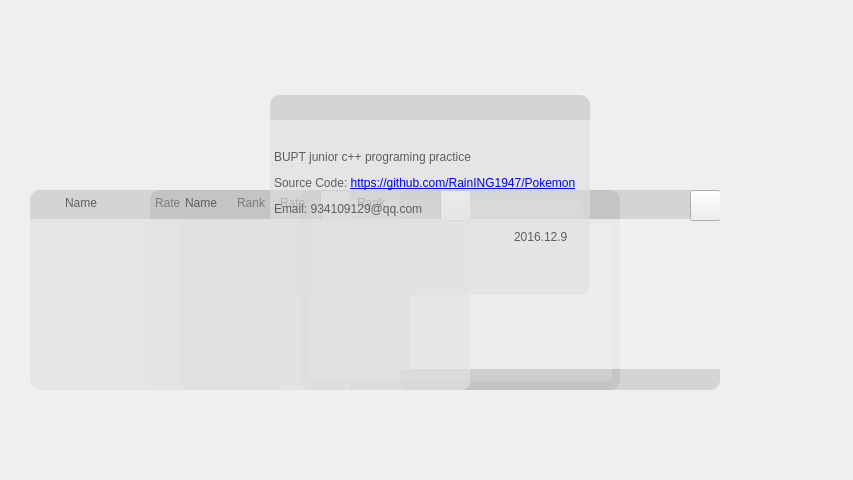
Qt form PokemonClient/mainpage.ui (XiaoyuWang-BUPT/Pokemon) before a commit.
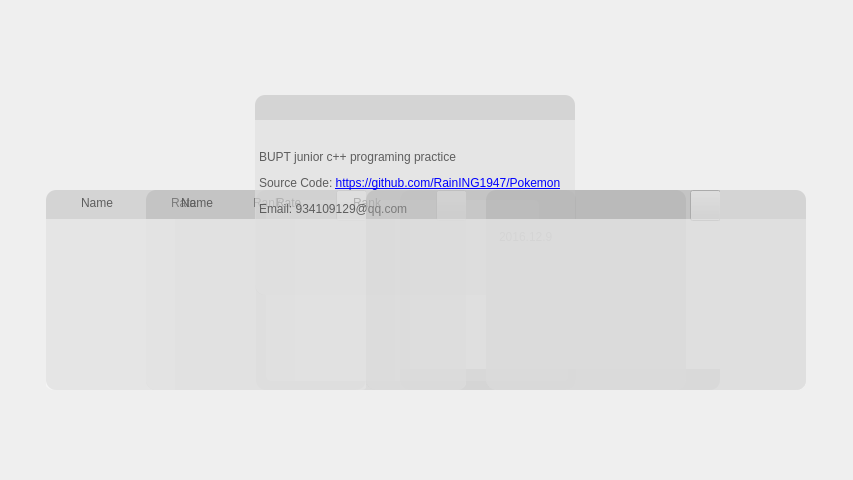
The same form after that commit. Icons and pictures are not drawn.

Patch:
```diff
--- a/PokemonClient/mainpage.ui
+++ b/PokemonClient/mainpage.ui
@@ -34,31 +34,18 @@
 	color: rgba(52, 52, 52, 200);
 }</string>
   </property>
-  <widget class="QLabel" name="welcomeLabel">
-   <property name="geometry">
-    <rect>
-     <x>10</x>
-     <y>10</y>
-     <width>200</width>
-     <height>200</height>
-    </rect>
-   </property>
-   <property name="styleSheet">
-    <string notr="true">image: url(:/welcome.gif);</string>
-   </property>
-   <property name="text">
-    <string/>
-   </property>
-  </widget>
   <widget class="QPushButton" name="pokeballButton">
    <property name="geometry">
     <rect>
-     <x>365</x>
+     <x>350</x>
      <y>150</y>
      <width>120</width>
      <height>120</height>
     </rect>
    </property>
+   <property name="cursor">
+    <cursorShape>PointingHandCursor</cursorShape>
+   </property>
    <property name="styleSheet">
     <string notr="true"/>
    </property>
@@ -72,7 +59,7 @@
   <widget class="QPushButton" name="myInfoButton">
    <property name="geometry">
     <rect>
-     <x>380</x>
+     <x>392</x>
      <y>410</y>
      <width>48</width>
      <height>48</height>
@@ -91,7 +78,7 @@
   <widget class="QPushButton" name="onlinePlayerBtn">
    <property name="geometry">
     <rect>
-     <x>270</x>
+     <x>282</x>
      <y>410</y>
      <width>48</width>
      <height>48</height>
@@ -113,7 +100,7 @@
   <widget class="QPushButton" name="rankButton">
    <property name="geometry">
     <rect>
-     <x>170</x>
+     <x>182</x>
      <y>410</y>
      <width>48</width>
      <height>48</height>
@@ -132,7 +119,7 @@
   <widget class="QPushButton" name="storageButton">
    <property name="geometry">
     <rect>
-     <x>610</x>
+     <x>622</x>
      <y>410</y>
      <width>48</width>
      <height>48</height>
@@ -151,7 +138,7 @@
   <widget class="QPushButton" name="packageButton">
    <property name="geometry">
     <rect>
-     <x>490</x>
+     <x>502</x>
      <y>410</y>
      <width>48</width>
      <height>48</height>
@@ -190,7 +177,7 @@
   <widget class="QWidget" name="listWidgetContainer" native="true">
    <property name="geometry">
     <rect>
-     <x>150</x>
+     <x>146</x>
      <y>190</y>
      <width>320</width>
      <height>200</height>
@@ -394,7 +381,7 @@
   <widget class="QWidget" name="myinfoWidget" native="true">
    <property name="geometry">
     <rect>
-     <x>300</x>
+     <x>256</x>
      <y>190</y>
      <width>320</width>
      <height>200</height>
@@ -474,15 +461,11 @@
      <string/>
     </property>
    </widget>
-   <zorder>myinfoCloseBtn</zorder>
-   <zorder>myinfoText</zorder>
-   <zorder>decorationLabel</zorder>
-   <zorder>onlineRateLabel</zorder>
   </widget>
   <widget class="QWidget" name="rankWidget" native="true">
    <property name="geometry">
     <rect>
-     <x>30</x>
+     <x>46</x>
      <y>190</y>
      <width>320</width>
      <height>200</height>
@@ -749,10 +732,6 @@
      <column/>
      <column/>
     </widget>
-    <zorder>pokeTable</zorder>
-    <zorder>battlePicContainer</zorder>
-    <zorder>battlePicContainer</zorder>
-    <zorder>battlePicContainer</zorder>
    </widget>
    <widget class="QPushButton" name="pokeCloseButton">
     <property name="enabled">
@@ -793,16 +772,11 @@
      <string>&lt;html&gt;&lt;head/&gt;&lt;body&gt;&lt;p&gt;&lt;br/&gt;&lt;/p&gt;&lt;/body&gt;&lt;/html&gt;</string>
     </property>
    </widget>
-   <zorder>sendLayerPokeTableWidget</zorder>
-   <zorder>pokeCloseButton</zorder>
-   <zorder>pokeOwnerLabel</zorder>
-   <zorder>onlineRateLabel</zorder>
-   <zorder>onlineRateLabel</zorder>
   </widget>
   <widget class="QWidget" name="readmeWidget" native="true">
    <property name="geometry">
     <rect>
-     <x>270</x>
+     <x>255</x>
      <y>95</y>
      <width>320</width>
      <height>200</height>
@@ -868,7 +842,147 @@
     </property>
    </widget>
   </widget>
-  <zorder>welcomeLabel</zorder>
+  <widget class="QWidget" name="myPokemonContainer" native="true">
+   <property name="geometry">
+    <rect>
+     <x>366</x>
+     <y>190</y>
+     <width>320</width>
+     <height>200</height>
+    </rect>
+   </property>
+   <property name="styleSheet">
+    <string notr="true">#myPokemonContainer {
+	border-radius: 10px;
+	background-color: rgba(170, 170, 170, 100);
+}</string>
+   </property>
+   <widget class="QPushButton" name="myPokemonCloseButton">
+    <property name="geometry">
+     <rect>
+      <x>290</x>
+      <y>-1</y>
+      <width>31</width>
+      <height>31</height>
+     </rect>
+    </property>
+    <property name="cursor">
+     <cursorShape>PointingHandCursor</cursorShape>
+    </property>
+    <property name="styleSheet">
+     <string notr="true">border-image: url(:/close);</string>
+    </property>
+    <property name="text">
+     <string/>
+    </property>
+    <property name="flat">
+     <bool>true</bool>
+    </property>
+   </widget>
+   <widget class="QScrollArea" name="scrollArea">
+    <property name="geometry">
+     <rect>
+      <x>0</x>
+      <y>29</y>
+      <width>320</width>
+      <height>171</height>
+     </rect>
+    </property>
+    <property name="styleSheet">
+     <string notr="true">#scrollArea, #scrollWidget {
+	background-color: rgba(230, 230, 230, 100);	
+	border-bottom-left-radius : 10px;
+	border-bottom-right-radius : 10px;
+}
+</string>
+    </property>
+    <property name="widgetResizable">
+     <bool>true</bool>
+    </property>
+    <widget class="QWidget" name="scrollWidget">
+     <property name="geometry">
+      <rect>
+       <x>0</x>
+       <y>0</y>
+       <width>320</width>
+       <height>171</height>
+      </rect>
+     </property>
+     <zorder>myPokemonContainer_2</zorder>
+     <zorder>myPokemonContainer_2</zorder>
+    </widget>
+   </widget>
+  </widget>
+  <widget class="QWidget" name="myStorageContainer" native="true">
+   <property name="geometry">
+    <rect>
+     <x>486</x>
+     <y>190</y>
+     <width>320</width>
+     <height>200</height>
+    </rect>
+   </property>
+   <property name="styleSheet">
+    <string notr="true">#myStorageContainer {
+	border-radius: 10px;
+	background-color: rgba(170, 170, 170, 100);
+}</string>
+   </property>
+   <widget class="QPushButton" name="myStorageCloseButton">
+    <property name="geometry">
+     <rect>
+      <x>290</x>
+      <y>-1</y>
+      <width>31</width>
+      <height>31</height>
+     </rect>
+    </property>
+    <property name="cursor">
+     <cursorShape>PointingHandCursor</cursorShape>
+    </property>
+    <property name="styleSheet">
+     <string notr="true">border-image: url(:/close);</string>
+    </property>
+    <property name="text">
+     <string/>
+    </property>
+    <property name="flat">
+     <bool>true</bool>
+    </property>
+   </widget>
+   <widget class="QScrollArea" name="storageScrollArea">
+    <property name="geometry">
+     <rect>
+      <x>0</x>
+      <y>29</y>
+      <width>320</width>
+      <height>171</height>
+     </rect>
+    </property>
+    <property name="styleSheet">
+     <string notr="true">#storageScrollArea, #storageScrollWidget
+ {
+	background-color: rgba(230, 230, 230, 100);	
+	border-bottom-left-radius : 10px;
+	border-bottom-right-radius : 10px;
+}
+</string>
+    </property>
+    <property name="widgetResizable">
+     <bool>true</bool>
+    </property>
+    <widget class="QWidget" name="storageScrollWidget">
+     <property name="geometry">
+      <rect>
+       <x>0</x>
+       <y>0</y>
+       <width>320</width>
+       <height>171</height>
+      </rect>
+     </property>
+    </widget>
+   </widget>
+  </widget>
   <zorder>myInfoButton</zorder>
   <zorder>onlinePlayerBtn</zorder>
   <zorder>rankButton</zorder>
@@ -882,6 +996,8 @@
   <zorder>pokeTableContainer</zorder>
   <zorder>listWidgetContainer</zorder>
   <zorder>readmeWidget</zorder>
+  <zorder>myPokemonContainer</zorder>
+  <zorder>myStorageContainer</zorder>
  </widget>
  <resources/>
  <connections/>
```
